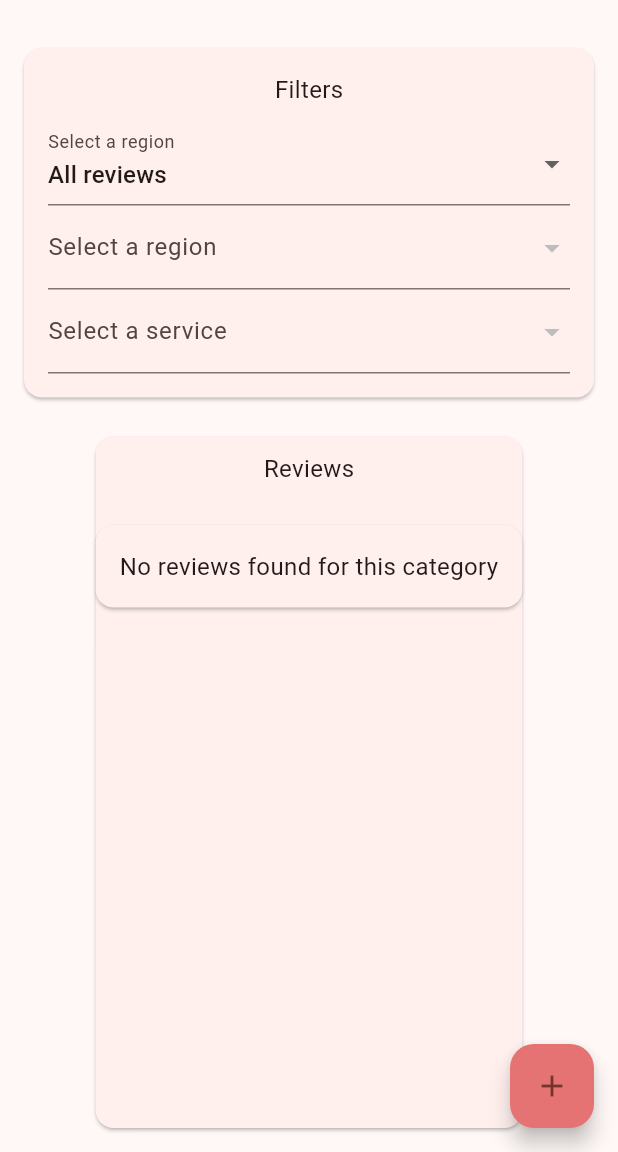
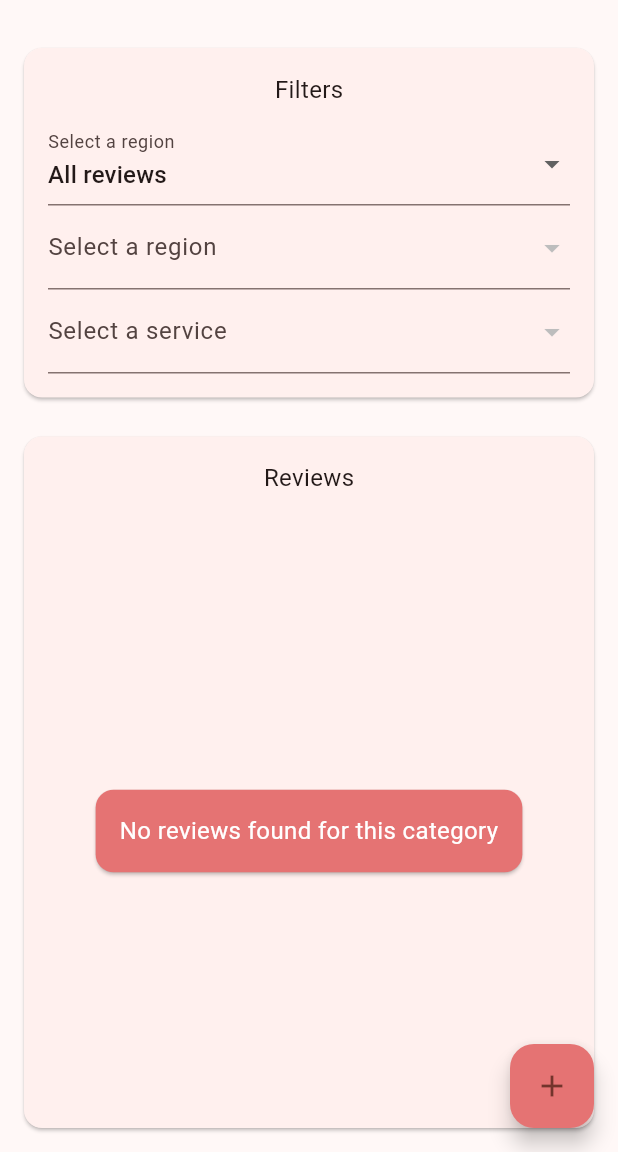
Before and after one commit to Meghshanth/296A, a Flutter app: the Review screen opened directly, on a phone screen of 412 x 824 dp, the part 84-1236 px from its top. Run offline on Flutter 3.47's test engine with Material 2 defaults, Android fonts, the phone set to English and light mode, and no system bars; our stand-ins replace cloud_firestore, firebase_auth, firebase_core; accounts and stored records are empty.

Commit message:
clean up

```diff
--- a/pfsi/lib/reviewPages/review.dart
+++ b/pfsi/lib/reviewPages/review.dart
@@ -68,13 +68,11 @@ class _ReviewPageState extends State<Review> with TickerProviderStateMixin {
     });
   }
 
-
   @override
   Widget build(BuildContext context) {
     String? uuid = user?.uid;
 
     Stream<QuerySnapshot>? _fetchData() {
-      print("@here");
       Query query = _firestore
           .collection('review_list')
           .orderBy('dateTimestamp', descending: true);
@@ -88,11 +86,11 @@ class _ReviewPageState extends State<Review> with TickerProviderStateMixin {
       if (_selectedReviewType == 'Your reviews') {
         query = query.where('userid', isEqualTo: uuid);
       }
-      // return query.snapshots();
-      return query.snapshots().handleError((error) {
-        // Handle the error here
-        print('Error fetching data: $error');
-      });
+      return query.snapshots();
+      // return query.snapshots().handleError((error) {
+      //   // Handle the error here
+      //   print('Error fetching data: $error');
+      // });
     }
 
     void logout() async {
@@ -215,7 +213,7 @@ class _ReviewPageState extends State<Review> with TickerProviderStateMixin {
                   child: Column(
                     children: [
                       SizedBox(
-                        height: 10.0,
+                        height: 16.0,
                       ),
                       Text(
                         'Reviews',
@@ -262,13 +260,22 @@ class _ReviewPageState extends State<Review> with TickerProviderStateMixin {
                                 },
                               );
                             } else {
-                              return Card(
+                              return Container(
+                                width: double.infinity,
                                 margin: EdgeInsets.only(top: 16),
-                                child: Padding(
-                                  padding: EdgeInsets.all(16),
-                                  child: Text(
-                                    'No reviews found for this category',
-                                    style: TextStyle(fontSize: 16),
+                                child: Align(
+                                  alignment: Alignment.center,
+                                  child: Card(
+                                    color: Colors.red[300],
+                                    margin: EdgeInsets.all(16),
+                                    child: Padding(
+                                      padding: EdgeInsets.all(16),
+                                      child: Text(
+                                        'No reviews found for this category',
+                                        style: TextStyle(
+                                            fontSize: 16, color: Colors.white),
+                                      ),
+                                    ),
                                   ),
                                 ),
                               );
--- a/pfsi/lib/reviewPages/reviewAdd.dart
+++ b/pfsi/lib/reviewPages/reviewAdd.dart
@@ -61,6 +61,8 @@ class _AddReviewWidgetState extends State<AddReview> {
     _getServiceOptionsFromJson().then((value) {
       setState(() {
         serviceOptions = value;
+        serviceOptions.removeAt(0);
+        serviceOptions.insert(0, '--Services--');
         selectedService = serviceOptions[
             0]; // Set the first option as the default selected option
       });
@@ -68,6 +70,8 @@ class _AddReviewWidgetState extends State<AddReview> {
     _getRegionsOptionsFromJson().then((value) {
       setState(() {
         regionsOptions = value;
+        regionsOptions.removeAt(0);
+        regionsOptions.insert(0, '--Regions--');
         selectedRegion = regionsOptions[
             0]; // Set the first option as the default selected option
       });
```
